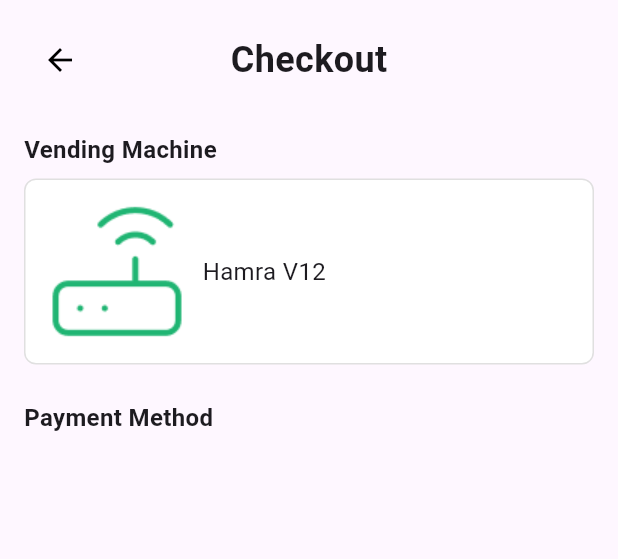
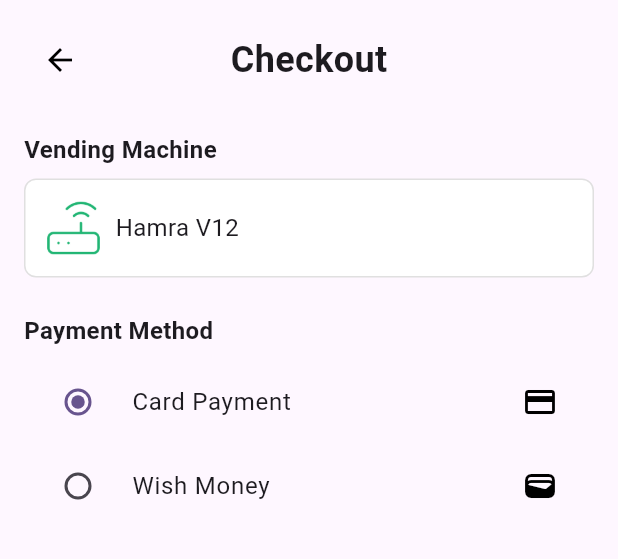
Before and after one commit to jeanpierrenashef/PharmaVend-app, a Flutter app: the CheckoutPage screen opened directly with empty values, on a phone screen of 412 x 824 dp, the part 84-643 px from its top. Run offline on Flutter 3.47's test engine with Material 3 defaults, Android fonts, the light colour scheme and no system bars; our stand-ins replace flutter_dotenv, flutter_redux, google_maps_flutter, location, redux; missing offline and left inert: flutter_polyline_points; network calls fail.

Commit message:
Added another icon to be used on payment

```diff
--- a/lib/pages/checkout_page.dart
+++ b/lib/pages/checkout_page.dart
@@ -59,7 +59,11 @@ class CheckoutPage extends StatelessWidget {
                     borderRadius: BorderRadius.circular(8)),
                 child: Row(
                   children: [
-                    Image.asset("assets/machine.png"),
+                    Image.asset(
+                      "assets/machine.png",
+                      height: 40,
+                      width: 40,
+                    ),
                     const SizedBox(
                       width: 8,
                     ),
@@ -83,6 +87,20 @@ class CheckoutPage extends StatelessWidget {
               const SizedBox(
                 height: 8,
               ),
+              RadioListTile(
+                value: "Card Payment",
+                groupValue: "Card Payment",
+                onChanged: (value) {},
+                title: const Text("Card Payment"),
+                secondary: Icon(Icons.credit_card, color: Colors.black),
+              ),
+              RadioListTile(
+                value: "Wish Money",
+                groupValue: "Card Payment",
+                onChanged: (value) {},
+                title: const Text("Wish Money"),
+                secondary: Icon(Icons.wallet, color: Colors.black),
+              ),
             ],
           )),
     );
```
Also changed, not shown: assets/image.png (added).
